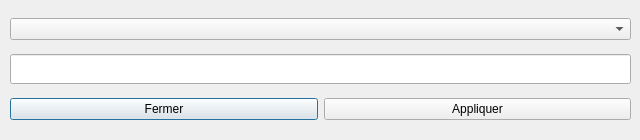
This is UTComputer/UTComputer/edit_atom_dialog.ui in Bendabir/LO21 as Qt 5 draws it before an edit. The edited form follows.
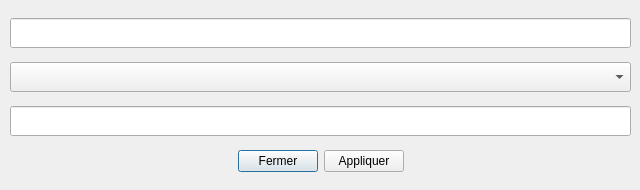
This is the edited form.

What changed in the file:
```diff
--- a/UTComputer/UTComputer/edit_atom_dialog.ui
+++ b/UTComputer/UTComputer/edit_atom_dialog.ui
@@ -7,7 +7,7 @@
     <x>0</x>
     <y>0</y>
     <width>640</width>
-    <height>140</height>
+    <height>190</height>
    </rect>
   </property>
   <property name="windowTitle">
@@ -19,25 +19,51 @@
      <x>10</x>
      <y>10</y>
      <width>621</width>
-     <height>121</height>
+     <height>171</height>
     </rect>
    </property>
    <layout class="QGridLayout" name="gridLayout">
-    <item row="2" column="0">
+    <item row="3" column="0">
+     <spacer name="horizontalSpacer">
+      <property name="orientation">
+       <enum>Qt::Horizontal</enum>
+      </property>
+      <property name="sizeHint" stdset="0">
+       <size>
+        <width>40</width>
+        <height>20</height>
+       </size>
+      </property>
+     </spacer>
+    </item>
+    <item row="3" column="1">
      <widget class="QPushButton" name="close">
       <property name="text">
        <string>Fermer</string>
       </property>
      </widget>
     </item>
-    <item row="2" column="1">
+    <item row="3" column="2">
      <widget class="QPushButton" name="apply">
       <property name="text">
        <string>Appliquer</string>
       </property>
      </widget>
     </item>
-    <item row="1" column="0" colspan="2">
+    <item row="3" column="3">
+     <spacer name="horizontalSpacer_2">
+      <property name="orientation">
+       <enum>Qt::Horizontal</enum>
+      </property>
+      <property name="sizeHint" stdset="0">
+       <size>
+        <width>40</width>
+        <height>20</height>
+       </size>
+      </property>
+     </spacer>
+    </item>
+    <item row="2" column="0" colspan="4">
      <widget class="QLineEdit" name="lineEdit">
       <property name="minimumSize">
        <size>
@@ -47,8 +73,35 @@
       </property>
      </widget>
     </item>
-    <item row="0" column="0" colspan="2">
-     <widget class="QComboBox" name="comboBox"/>
+    <item row="1" column="0" colspan="4">
+     <widget class="QComboBox" name="comboBox">
+      <property name="minimumSize">
+       <size>
+        <width>0</width>
+        <height>30</height>
+       </size>
+      </property>
+     </widget>
+    </item>
+    <item row="0" column="0" colspan="4">
+     <widget class="QLineEdit" name="errorLine">
+      <property name="minimumSize">
+       <size>
+        <width>0</width>
+        <height>30</height>
+       </size>
+      </property>
+      <property name="font">
+       <font>
+        <weight>75</weight>
+        <italic>false</italic>
+        <bold>true</bold>
+       </font>
+      </property>
+      <property name="readOnly">
+       <bool>true</bool>
+      </property>
+     </widget>
     </item>
    </layout>
   </widget>
```
